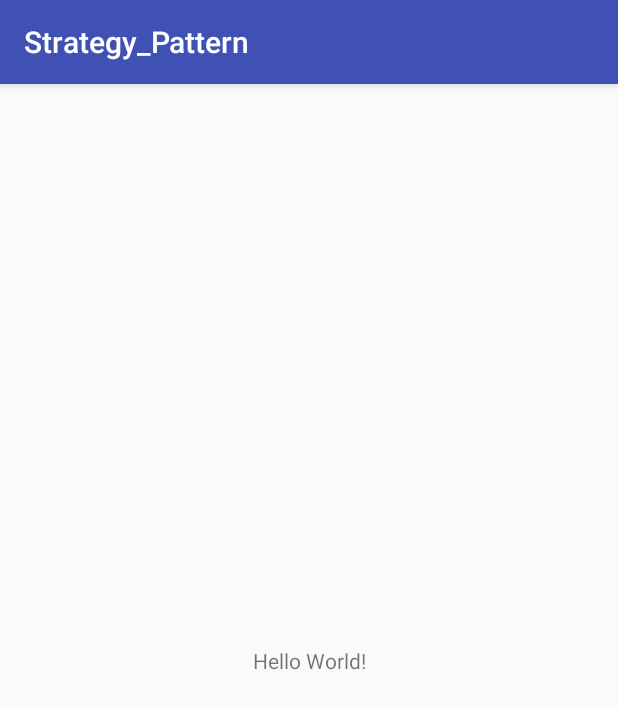
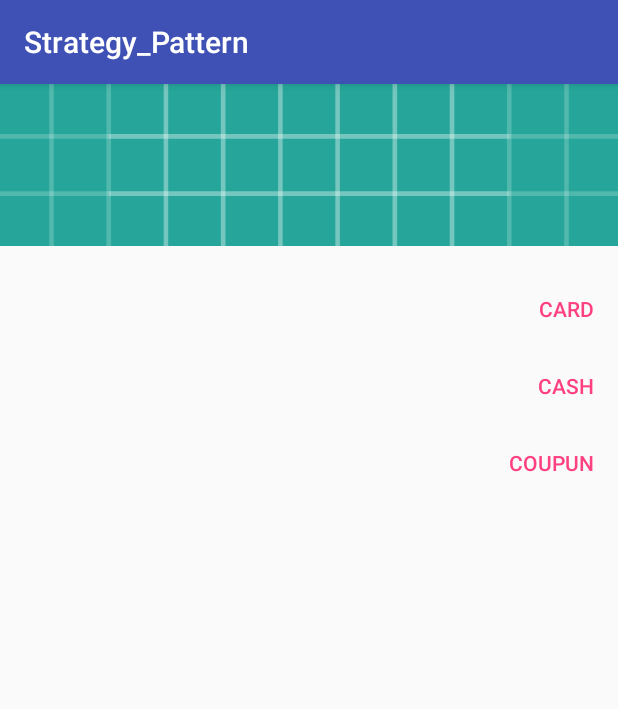
Before and after one commit to kalelman/Strategy_Pattern, an Android app: the screen it shows after launch (MainActivity), on a phone screen of 412 x 824 dp. Shown: the top 709 px of the screen. Run offline under Robolectric (Android 15) with nearby library versions, the phone set to English and light mode, and no system bars; our stand-ins replace ButterKnife.

Commit message:
Implementation of Strategy Pattern in our example project

```diff
--- a/app/build.gradle
+++ b/app/build.gradle
@@ -22,6 +22,9 @@ dependencies {
     implementation fileTree(dir: 'libs', include: ['*.jar'])
     implementation 'com.android.support:appcompat-v7:28.0.0'
     implementation 'com.android.support.constraint:constraint-layout:1.1.3'
+    //Butterknife
+    implementation 'com.jakewharton:butterknife:9.0.0-rc1'
+    annotationProcessor 'com.jakewharton:butterknife-compiler:9.0.0-rc1'
     testImplementation 'junit:junit:4.12'
     androidTestImplementation 'com.android.support.test:runner:1.0.2'
     androidTestImplementation 'com.android.support.test.espresso:espresso-core:3.0.2'
--- a/app/src/main/java/com/kalelman/strategy_pattern/MainActivity.java
+++ b/app/src/main/java/com/kalelman/strategy_pattern/MainActivity.java
@@ -2,12 +2,62 @@ package com.kalelman.strategy_pattern;
 
 import android.support.v7.app.AppCompatActivity;
 import android.os.Bundle;
+import android.view.View;
+import android.widget.Button;
+import android.widget.Toast;
 
-public class MainActivity extends AppCompatActivity {
+import butterknife.BindView;
+import butterknife.ButterKnife;
+
+public class MainActivity extends AppCompatActivity implements View.OnClickListener {
+
+    @BindView(R.id.action_card)
+    Button btnActionCard;
+    @BindView(R.id.action_cash)
+    Button btnActionCash;
+    @BindView(R.id.action_coupon)
+    Button btnActionCoupon;
+
+
+    public SinglePrice singlePrice = SinglePrice.getInstance();
 
     @Override
     protected void onCreate(Bundle savedInstanceState) {
         super.onCreate(savedInstanceState);
         setContentView(R.layout.activity_main);
+        ButterKnife.bind(this);
+
+        singlePrice.setPrice(2.5f);
+        btnActionCard.setOnClickListener(this);
+        btnActionCash.setOnClickListener(this);
+        btnActionCoupon.setOnClickListener(this);
+
+    }
+
+    @Override
+    public void onClick(View view) {
+        Payment payment;
+
+        switch (view.getId()) {
+
+            case R.id.action_card:
+                payment = new Payment(new Card());
+                break;
+
+            case R.id.action_coupon:
+                payment = new Payment(new Coupon());
+                break;
+
+            case R.id.action_cash:
+
+            default:
+                payment = new Payment(new Cash());
+                break;
+        }
+
+        String finalPrice = new StringBuilder("Final Price: ")
+                .append(payment.employStrategy(singlePrice.getPrice())).append(" $").toString();
+
+        Toast.makeText(this, finalPrice, Toast.LENGTH_SHORT).show();
     }
 }
--- /dev/null
+++ b/app/src/main/java/com/kalelman/strategy_pattern/SinglePrice.java
@@ -0,0 +1,25 @@
+package com.kalelman.strategy_pattern;
+
+public class SinglePrice {
+
+    private static SinglePrice singlePrice = new SinglePrice();
+
+    private float price;
+
+    private SinglePrice () {
+
+    }
+
+    public static SinglePrice getInstance() {
+
+        return singlePrice;
+    }
+
+    public float getPrice() {
+        return price;
+    }
+
+    public void setPrice(float price) {
+        this.price = price;
+    }
+}
--- a/app/src/main/res/layout/activity_main.xml
+++ b/app/src/main/res/layout/activity_main.xml
@@ -1,18 +1,72 @@
 <?xml version="1.0" encoding="utf-8"?>
-<android.support.constraint.ConstraintLayout xmlns:android="http://schemas.android.com/apk/res/android"
+<RelativeLayout xmlns:android="http://schemas.android.com/apk/res/android"
     xmlns:app="http://schemas.android.com/apk/res-auto"
     xmlns:tools="http://schemas.android.com/tools"
     android:layout_width="match_parent"
     android:layout_height="match_parent"
     tools:context=".MainActivity">
 
-    <TextView
-        android:layout_width="wrap_content"
+    <ImageView
+        android:id="@+id/image_view"
+        android:layout_width="match_parent"
         android:layout_height="wrap_content"
-        android:text="Hello World!"
-        app:layout_constraintBottom_toBottomOf="parent"
-        app:layout_constraintLeft_toLeftOf="parent"
-        app:layout_constraintRight_toRightOf="parent"
-        app:layout_constraintTop_toTopOf="parent" />
+        android:layout_centerHorizontal="true"
+        android:scaleType="centerCrop"
+        app:srcCompat="@drawable/ic_launcher_background"
+        />
 
-</android.support.constraint.ConstraintLayout>
+    <RelativeLayout
+        android:layout_width="match_parent"
+        android:layout_height="wrap_content"
+        android:orientation="horizontal"
+        android:layout_below="@+id/image_view"
+        android:paddingTop="16dp"
+        >
+
+        <Button
+            android:id="@+id/action_card"
+            android:layout_width="wrap_content"
+            android:layout_height="wrap_content"
+            style="?attr/borderlessButtonStyle"
+            android:layout_alignParentEnd="true"
+            android:layout_gravity="center_horizontal"
+            android:minWidth="32dp"
+            android:padding="16dp"
+            android:text="Card"
+            android:textColor="@color/colorAccent"
+            android:clickable="true"
+            />
+
+        <Button
+            android:id="@+id/action_cash"
+            android:layout_width="wrap_content"
+            android:layout_height="wrap_content"
+            style="?attr/borderlessButtonStyle"
+            android:layout_alignParentEnd="true"
+            android:layout_below="@+id/action_card"
+            android:layout_gravity="center_horizontal"
+            android:minWidth="32dp"
+            android:padding="16dp"
+            android:text="Cash"
+            android:textColor="@color/colorAccent"
+            android:clickable="true"
+            />
+
+        <Button
+            android:id="@+id/action_coupon"
+            android:layout_width="wrap_content"
+            android:layout_height="wrap_content"
+            android:layout_below="@id/action_cash"
+            style="?attr/borderlessButtonStyle"
+            android:layout_alignParentEnd="true"
+            android:layout_gravity="center_horizontal"
+            android:minWidth="32dp"
+            android:padding="16dp"
+            android:text="Coupun"
+            android:textColor="@color/colorAccent"
+            android:clickable="true"
+            />
+
+    </RelativeLayout>
+
+</RelativeLayout>
```
Also changed, not shown: app/src/main/java/com/kalelman/strategy_pattern/Card.java (added, +9 -0 lines), app/src/main/java/com/kalelman/strategy_pattern/Cash.java (added, +9 -0 lines), app/src/main/java/com/kalelman/strategy_pattern/Coupon.java (added, +9 -0 lines), app/src/main/java/com/kalelman/strategy_pattern/Payment.java (added, +15 -0 lines), app/src/main/java/com/kalelman/strategy_pattern/Strategy.java (added, +7 -0 lines).
